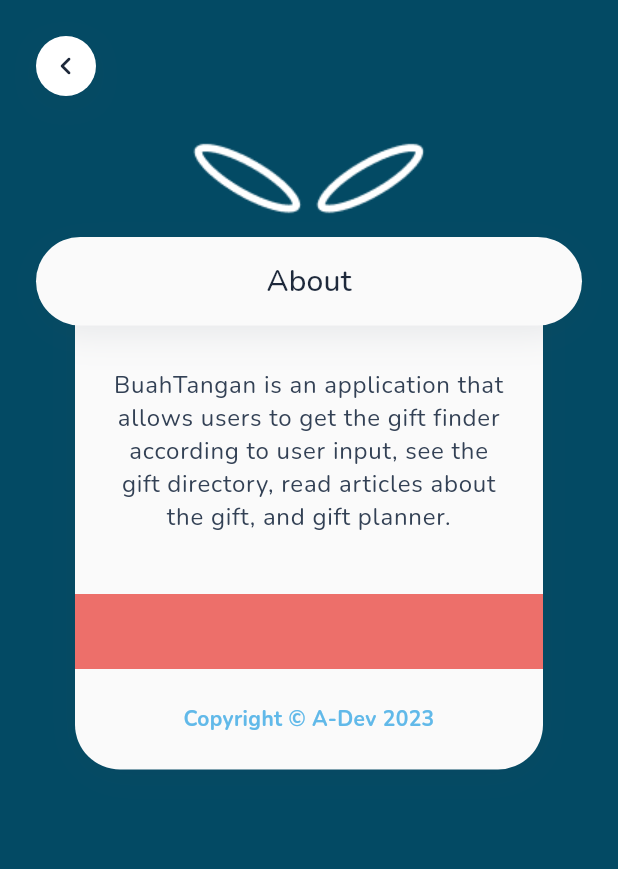
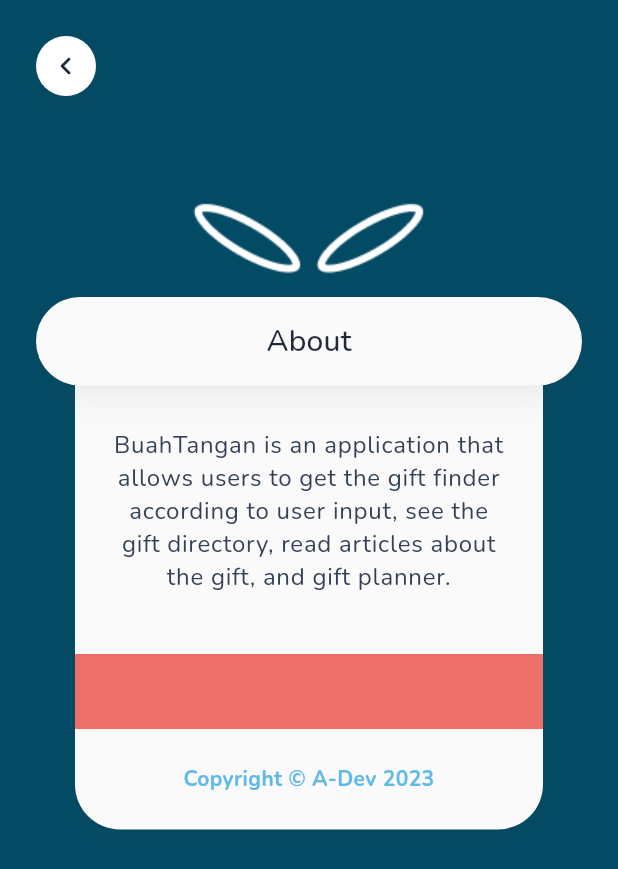
Before and after one commit to rahdeva/buahtangan, a Flutter app: the AboutView screen opened by its route, on a phone screen of 412 x 824 dp. Shown: the top 869 px of the screen. Run offline on Flutter 3.47's test engine with Material 2 defaults, Android fonts, the phone set to English and light mode, and no system bars; our stand-ins replace carousel_slider, cloud_firestore, device_preview, firebase_auth, firebase_core, firebase_storage and 11 more; missing offline and left inert: flutter_facebook_auth; accounts and stored records are empty.

Commit message:
fix layout about screen

```diff
--- a/lib/app/modules/setting/views/about_view.dart
+++ b/lib/app/modules/setting/views/about_view.dart
@@ -22,7 +22,9 @@ class AboutView extends GetView<AboutController> {
             crossAxisAlignment: CrossAxisAlignment.start,
             children: <Widget>[
               const BackButtonWidget(),
-              Column(
+              Container(
+                margin: const EdgeInsets.only(top: 40),
+                child: Column(
                   mainAxisAlignment: MainAxisAlignment.center,
                   children: [
                     Image.asset(
@@ -98,6 +100,7 @@ class AboutView extends GetView<AboutController> {
                       ],
                     ),
                   ],
+                ),
               )
             ],
           ),
```
Lines whose indentation alone changed are shown as unchanged.
